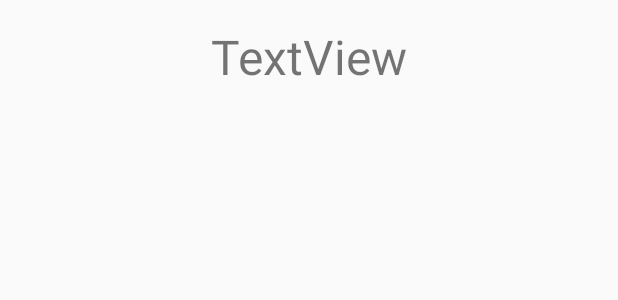
After one commit to seunghyukcho/android-tutorial, an Android app: the layout activity_display_message.xml on its own in the app's theme, with its tools: preview values and no code run, on a phone screen of 412 x 824 dp. The commit adds this screen. Shown: the top 300 px of the screen. Run offline under Robolectric (Android 15) with nearby library versions, the phone set to English and light mode, and no system bars.

Commit message:
android-tutorial solution 완성

```diff
--- a/app/src/main/AndroidManifest.xml
+++ b/app/src/main/AndroidManifest.xml
@@ -16,6 +16,12 @@
                 <category android:name="android.intent.category.LAUNCHER" />
             </intent-filter>
         </activity>
+        <activity android:name=".DisplayMessageActivity"
+            android:parentActivityName=".MainActivity">
+            <meta-data
+                android:name="android.support.PARENT_ACTIVITY"
+                android:value=".MainActivity" />
+        </activity>
     </application>
 
 </manifest>
--- /dev/null
+++ b/app/src/main/res/layout/activity_display_message.xml
@@ -0,0 +1,21 @@
+<?xml version="1.0" encoding="utf-8"?>
+<android.support.constraint.ConstraintLayout xmlns:android="http://schemas.android.com/apk/res/android"
+    xmlns:app="http://schemas.android.com/apk/res-auto"
+    xmlns:tools="http://schemas.android.com/tools"
+    android:layout_width="match_parent"
+    android:layout_height="match_parent"
+    tools:context=".DisplayMessageActivity">
+
+    <TextView
+        android:id="@+id/textView"
+        android:layout_width="wrap_content"
+        android:layout_height="wrap_content"
+        android:layout_marginEnd="8dp"
+        android:layout_marginStart="8dp"
+        android:layout_marginTop="16dp"
+        android:text="TextView"
+        android:textSize="32sp"
+        app:layout_constraintEnd_toEndOf="parent"
+        app:layout_constraintStart_toStartOf="parent"
+        app:layout_constraintTop_toTopOf="parent" />
+</android.support.constraint.ConstraintLayout>
--- a/app/src/main/res/layout/activity_main.xml
+++ b/app/src/main/res/layout/activity_main.xml
@@ -12,6 +12,7 @@
         android:layout_height="wrap_content"
         android:layout_marginEnd="16dp"
         android:layout_marginStart="8dp"
+        android:onClick="sendMessage"
         android:text="@string/button_send"
         app:layout_constraintBaseline_toBaselineOf="@+id/editText"
         app:layout_constraintEnd_toEndOf="parent"
```
Also changed, not shown: app/src/main/java/com/poapper/android_tutorial/DisplayMessageActivity.java (added, +21 -0 lines), app/src/main/java/com/poapper/android_tutorial/MainActivity.java (+14 -0 lines).
